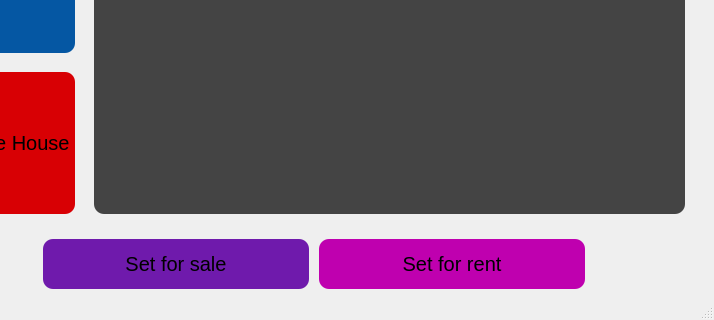
This is Resources/MyHouses.ui in Danial-Movahed/SOAS as Qt 5 draws it before an edit; both pictures show x 86 to 800 and y 280 to 600 of the 800 by 600 pixel window. The edited form follows.
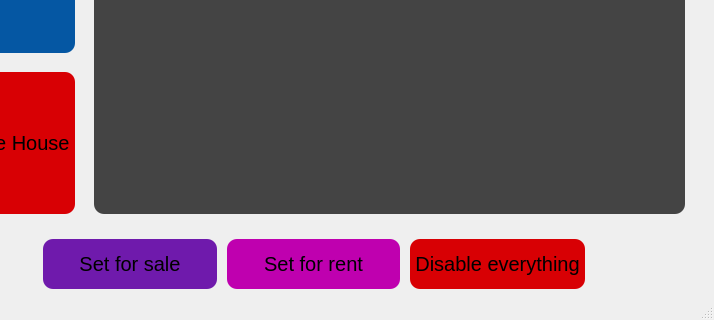
This is the edited form.

Patch:
```diff
--- a/Resources/MyHouses.ui
+++ b/Resources/MyHouses.ui
@@ -209,6 +209,35 @@
           </property>
          </widget>
         </item>
+        <item>
+         <widget class="QPushButton" name="DisableBtn">
+          <property name="sizePolicy">
+           <sizepolicy hsizetype="Expanding" vsizetype="Expanding">
+            <horstretch>0</horstretch>
+            <verstretch>0</verstretch>
+           </sizepolicy>
+          </property>
+          <property name="maximumSize">
+           <size>
+            <width>16777215</width>
+            <height>50</height>
+           </size>
+          </property>
+          <property name="font">
+           <font>
+            <pointsize>15</pointsize>
+           </font>
+          </property>
+          <property name="styleSheet">
+           <string notr="true">background-color: rgb(216, 0, 4);
+border-radius: 10px;
+padding: 0px 5px;</string>
+          </property>
+          <property name="text">
+           <string>Disable everything</string>
+          </property>
+         </widget>
+        </item>
        </layout>
       </item>
      </layout>
```
